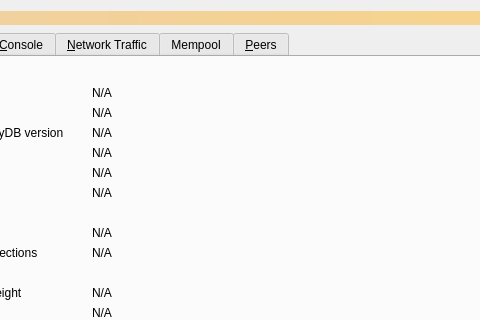
First picture: the form in src/qt/forms/debugwindow.ui, repository rebroad/bitcoin, before the edit; both pictures show x 108 to 588 and y 0 to 320 of the 773 by 430 pixel window.
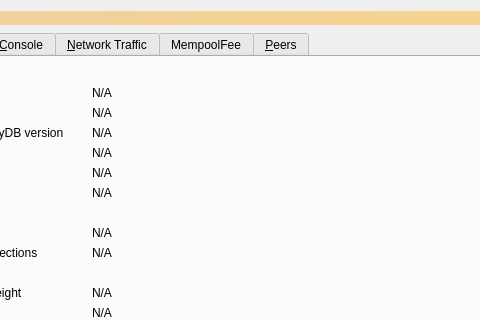
Second picture: the form after the edit. Icons and pictures are not drawn. Custom widgets are drawn as their Qt base class.

Commit message: Change new mempool graphs to not conflict with the old graph

Diff of the .ui file:
```diff
--- a/src/qt/forms/debugwindow.ui
+++ b/src/qt/forms/debugwindow.ui
@@ -925,7 +925,7 @@
        </size>
       </property>
       <attribute name="title">
-       <string>Mempool</string>
+       <string>MempoolFee</string>
       </attribute>
       <layout class="QVBoxLayout" name="verticalLayout_9" stretch="0">
        <property name="leftMargin">
```
Left out of the diff: 6 changed lines with no effect on the pictures. The commit also changes 4 other files.
